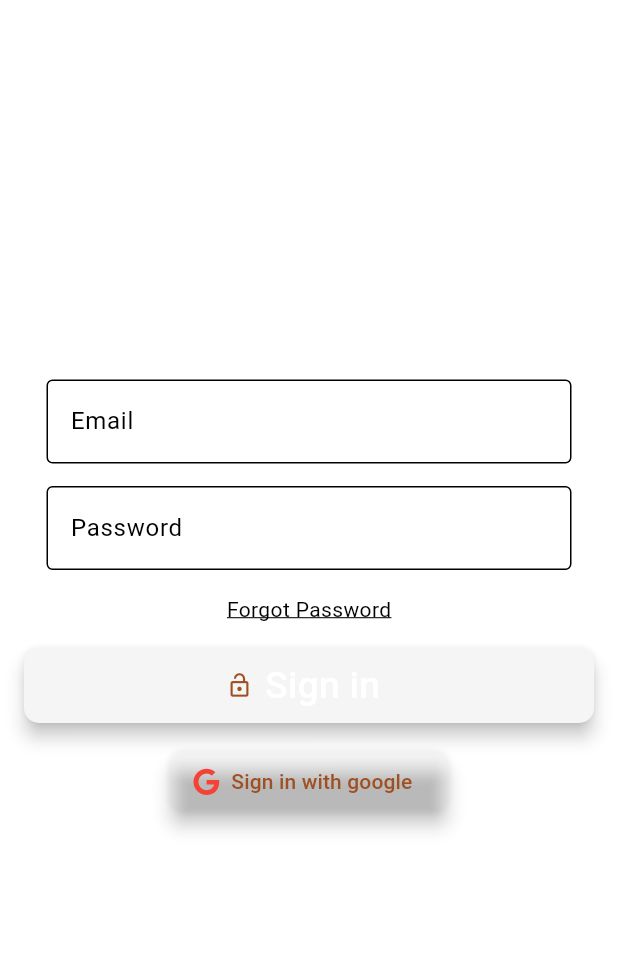
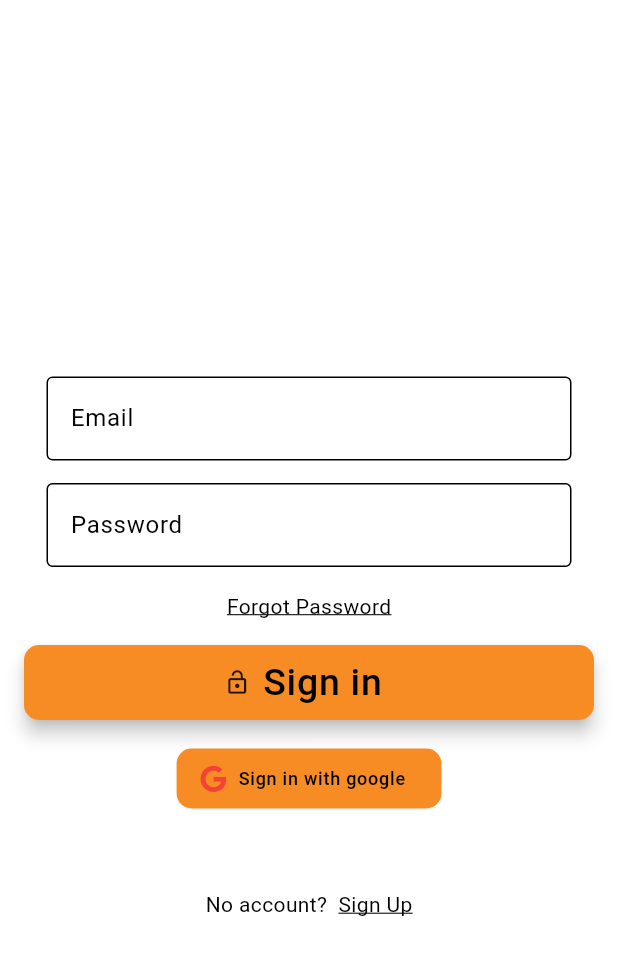
Before and after one commit to Fran4end/Yomu_no_Ikiru, a Flutter app: the LoginWidget widget shown alone on an empty page, opened directly with empty values, on a phone screen of 412 x 824 dp. Shown: the top 955 px of the screen. Run offline on Flutter 3.47's test engine with Material 2 defaults, Android fonts, the phone set to English and light mode, and no system bars; our stand-ins replace auto_size_text, cached_network_image, connectivity_plus, dio, email_validator, expandable and 10 more; missing offline and left inert: dio_cache_interceptor, lazy_load_indexed_stack; accounts and stored records are empty; network calls fail.

Commit message:
fix colors and reader for tablet

```diff
--- a/lib/constants.dart
+++ b/lib/constants.dart
@@ -31,15 +31,22 @@
     labelTextStyle:
         MaterialStateProperty.all(const TextStyle(fontSize: 14, fontWeight: FontWeight.w500)),
   ),
+  snackBarTheme: SnackBarThemeData(
+    backgroundColor: const Color(0xffF78C25),
+    behavior: SnackBarBehavior.floating,
+    shape: RoundedRectangleBorder(borderRadius: BorderRadius.circular(10)),
+    elevation: 20,
+    contentTextStyle: GoogleFonts.robotoCondensed(fontSize: 28),
+  ),
   colorScheme: const ColorScheme.light(
     background: Color(0xfff6f5f5),
-    primary: Color(0xff9f5023),
-    secondary: Color(0xffF78C25),
+    primary: Color(0xffF78C25),
+    secondary: Color(0xff9f5023),
     tertiary: Color(0xffF78C25),
   ),
   elevatedButtonTheme: ElevatedButtonThemeData(
     style: ElevatedButton.styleFrom(
-      backgroundColor: const Color(0xfff6f5f5),
+      backgroundColor: const Color(0xffF78C25),
       alignment: Alignment.center,
       elevation: 5,
       shape: RoundedRectangleBorder(borderRadius: BorderRadius.circular(10)),
@@ -86,27 +93,3 @@
     ),
   ),
 );
-
-// * Text Style
-// TextStyle titleStyle({double? fontSize = 18}) {
-//   return GoogleFonts.sourceSansPro(
-//       color: Colors.white, fontWeight: FontWeight.bold, fontSize: fontSize);
-// }
-
-// TextStyle titleBlackStyle({double? fontSize = 18}) {
-//   return GoogleFonts.sourceSansPro(
-//       color: Colors.black, fontWeight: FontWeight.bold, fontSize: fontSize);
-// }
-
-// TextStyle titleGreenStyle({double? fontSize = 18}) {
-//   return GoogleFonts.sourceSansPro(
-//       color: Colors.white, fontWeight: FontWeight.bold, fontSize: fontSize);
-// }
-
-// TextStyle subtitleStyle({double? fontSize = 14, FontWeight fontWeight = FontWeight.w300}) {
-//   return GoogleFonts.sourceSansPro(color: Colors.white, fontWeight: fontWeight, fontSize: fontSize);
-// }
-
-// TextStyle miniStyle({double? fontSize = 12, Color color = Colors.white}) {
-//   return GoogleFonts.sourceSansPro(color: color, fontSize: fontSize);
-// }
--- a/lib/view/Pages/reader_page.dart
+++ b/lib/view/Pages/reader_page.dart
@@ -273,7 +273,8 @@
                         if (_showAppBar) {
                           SystemChrome.setEnabledSystemUIMode(SystemUiMode.immersiveSticky);
                         } else {
-                          SystemChrome.setEnabledSystemUIMode(SystemUiMode.edgeToEdge);
+                          SystemChrome.setEnabledSystemUIMode(SystemUiMode.manual,
+                              overlays: [SystemUiOverlay.top]);
                         }
                         _showAppBar = !_showAppBar;
                       });
--- a/lib/view/widgets/login_widget.dart
+++ b/lib/view/widgets/login_widget.dart
@@ -84,10 +84,10 @@
               style: ElevatedButton.styleFrom(
                 minimumSize: const Size.fromHeight(50),
               ),
-              icon: const Icon(Icons.lock_open),
-              label: const Text(
+              icon: Icon(Icons.lock_open, color: Theme.of(context).iconTheme.color),
+              label: Text(
                 'Sign in',
-                style: TextStyle(color: Colors.white, fontSize: 25),
+                style: Theme.of(context).textTheme.labelMedium!.copyWith(fontSize: 25),
               ),
             ),
             const SizedBox(height: 15),
@@ -96,13 +96,16 @@
                   final provider = Provider.of<GoogleSignInProvider>(context, listen: false);
                   provider.googleLogin();
                 },
-                style: ElevatedButton.styleFrom(backgroundColor: Colors.transparent),
+                style: ElevatedButton.styleFrom(elevation: 0),
                 icon: const FaIcon(FontAwesomeIcons.google, color: Colors.red),
-                label: const Text('Sign in with google')),
+                label: Text(
+                  'Sign in with google',
+                  style: Theme.of(context).textTheme.labelMedium,
+                )),
             const SizedBox(height: 50),
             RichText(
               text: TextSpan(
-                style: const TextStyle(fontSize: 14, fontWeight: FontWeight.w300),
+                style: Theme.of(context).textTheme.bodyMedium,
                 text: 'No account?  ',
                 children: [
                   TextSpan(
--- a/pubspec.yaml
+++ b/pubspec.yaml
@@ -17,7 +17,7 @@
 # https://developer.apple.com/library/archive/documentation/General/Reference/InfoPlistKeyReference/Articles/CoreFoundationKeys.html
 # In Windows, build-name is used as the major, minor, and patch parts
 # of the product and file versions while build-number is used as the build suffix.
-version: 0.9.0
+version: 0.9.1
 
 environment:
   sdk: ">=3.0.0 <4.0.0"
```
